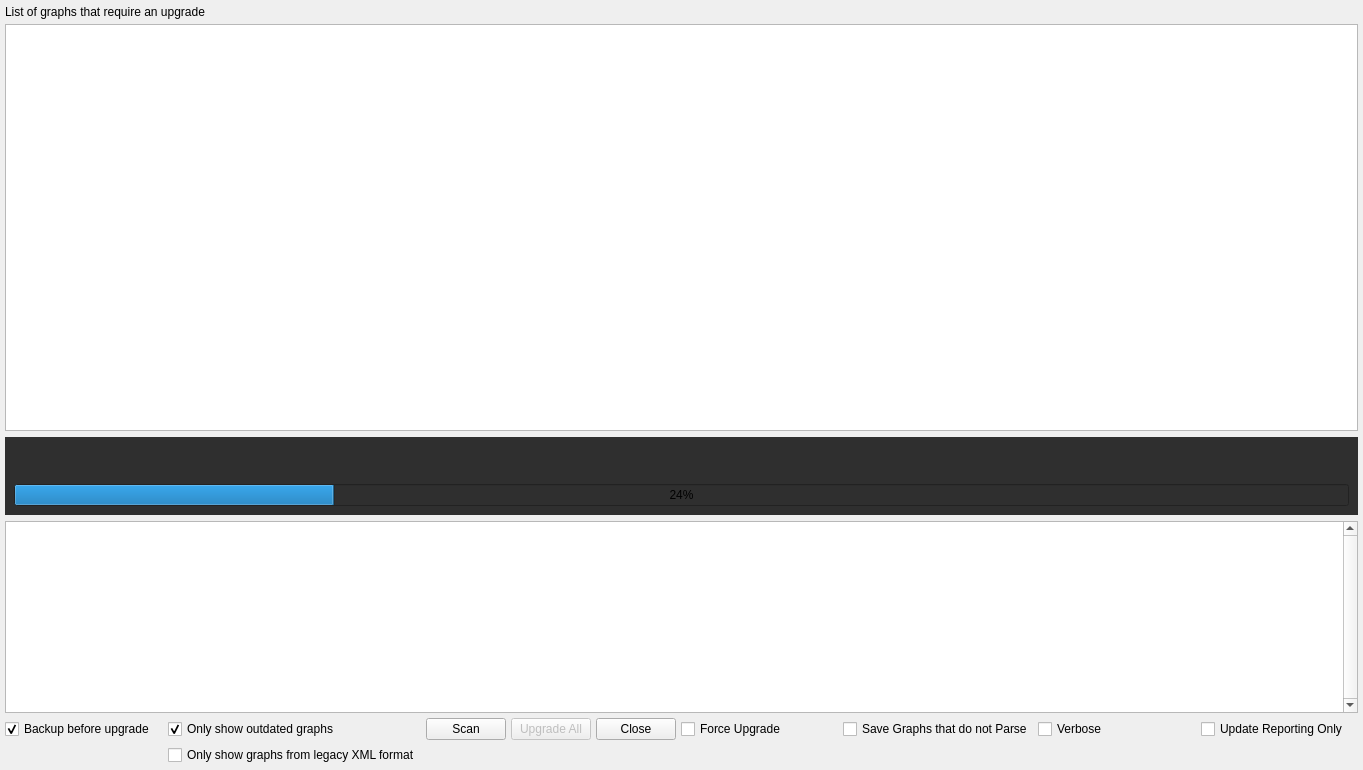
This is Gems/ScriptCanvas/Code/Editor/View/Windows/Tools/UpgradeTool/View.ui in o3de/o3de as Qt 5 draws it before an edit. The edited form follows.
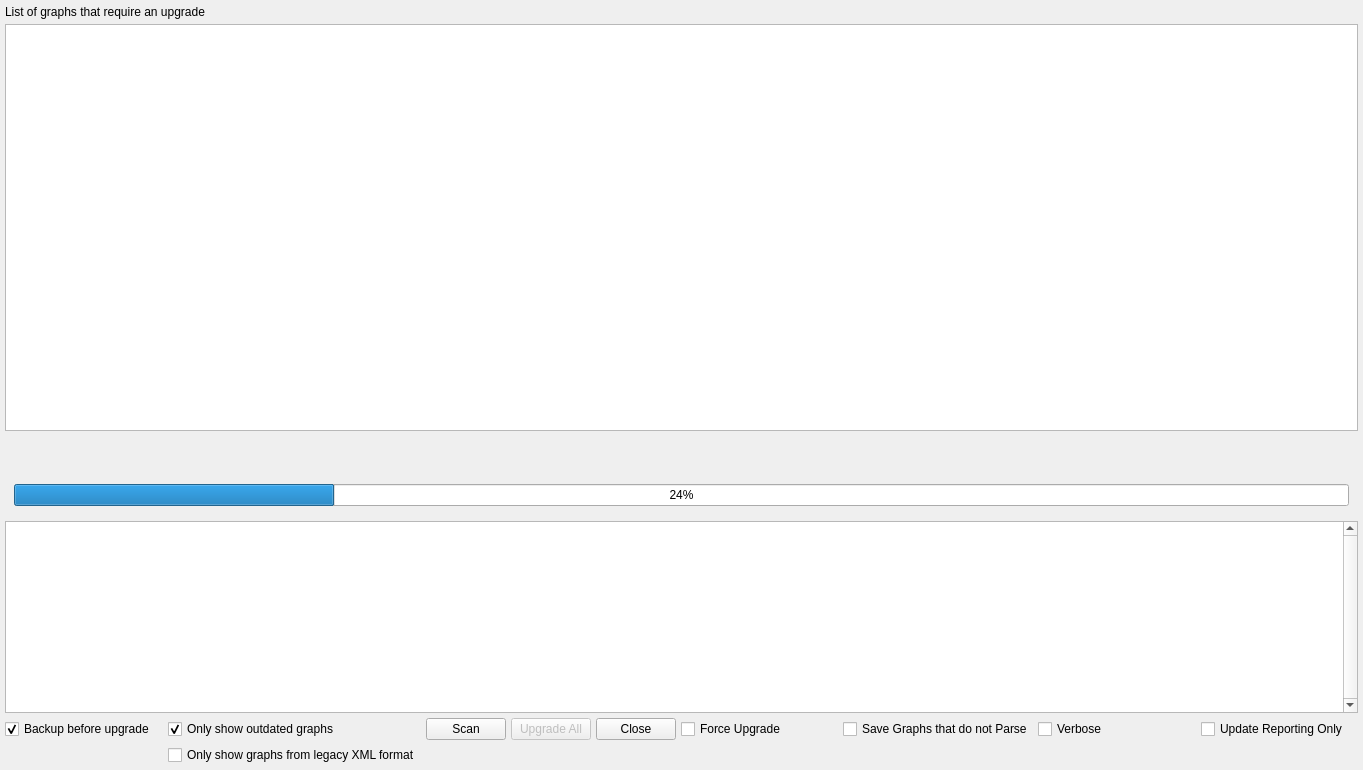
This is the edited form. Custom widgets are drawn as their Qt base class.

Commit message: Flatten the missing styles of the Editor and tools, at the Oct 28 cost

What changed in the file:
```diff
--- a/Gems/ScriptCanvas/Code/Editor/View/Windows/Tools/UpgradeTool/View.ui
+++ b/Gems/ScriptCanvas/Code/Editor/View/Windows/Tools/UpgradeTool/View.ui
@@ -195,9 +195,6 @@
             <property name="autoFillBackground">
              <bool>false</bool>
             </property>
-            <property name="styleSheet">
-             <string notr="true">background-color: rgb(47, 47, 47);</string>
-            </property>
             <property name="frameShape">
              <enum>QFrame::NoFrame</enum>
             </property>
```
The commit also changes 437 other files.
